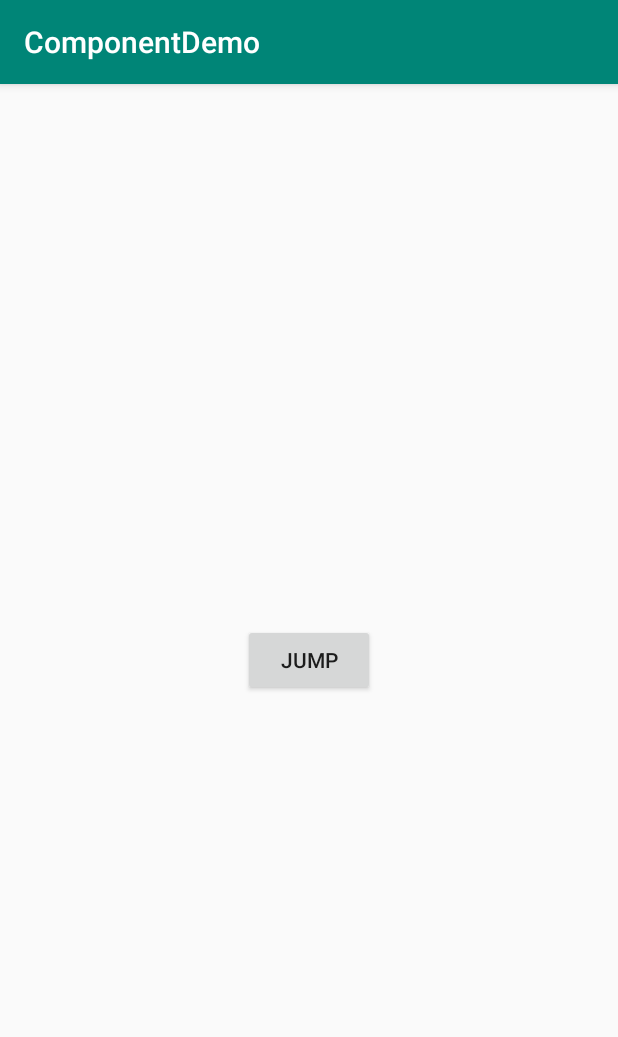
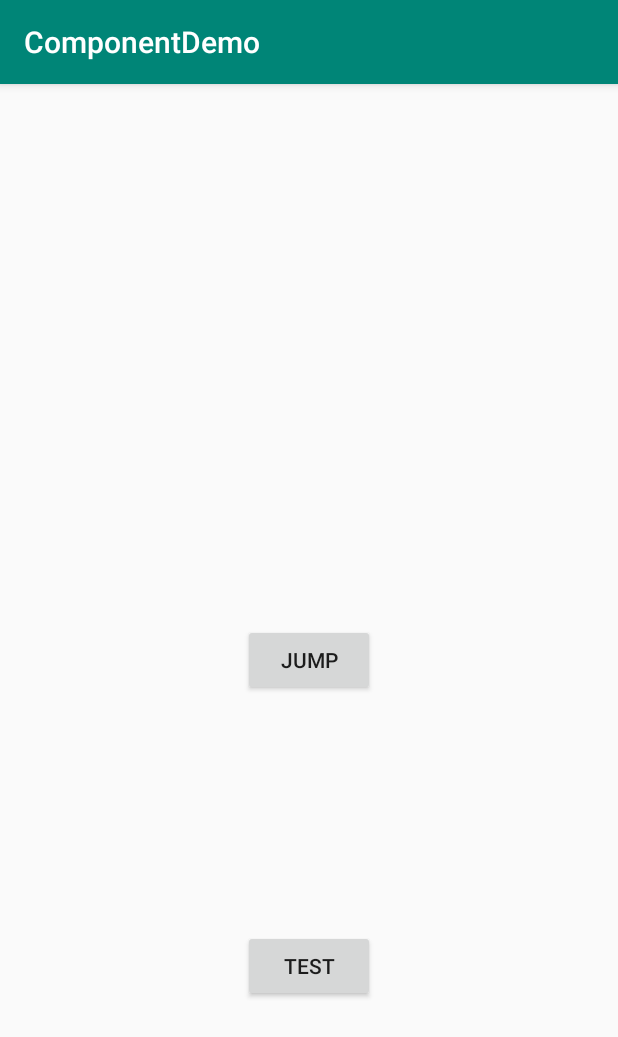
Before and after one commit to cute-scott/componentdemo, an Android app: the screen it shows after launch (AppActivity), on a phone screen of 412 x 824 dp. Shown: the top 1037 px of the screen. Run offline under Robolectric (Android 15) with nearby library versions, the phone set to English and light mode, and no system bars; our stand-ins replace ButterKnife; libraries missing offline, so code that uses them is left out: com.alibaba.android; 1 statement that could not run was skipped.

Commit message:
结合ARrouter的依赖注入实现跨组件通信

```diff
--- a/ComponentDemo/app/src/main/java/com/qinyaoz/componentdemo/AppActivity.java
+++ b/ComponentDemo/app/src/main/java/com/qinyaoz/componentdemo/AppActivity.java
@@ -4,26 +4,35 @@ import android.support.v7.app.AppCompatActivity;
 import android.os.Bundle;
 import android.view.View;
 
+import com.alibaba.android.arouter.facade.annotation.Autowired;
 import com.alibaba.android.arouter.launcher.ARouter;
+import com.qinyaoz.baselib.protocol.provider.IBusinessMainProvider;
+import com.qinyaoz.baselib.protocol.provider.ProviderConstants;
 import com.qinyaoz.baselib.protocol.router.RouterConstants;
 
 import butterknife.ButterKnife;
 import butterknife.OnClick;
 
 public class AppActivity extends AppCompatActivity {
+    @Autowired(name = ProviderConstants.BUSINESS_MAIN)
+    IBusinessMainProvider businessMainProvider;
 
     @Override
     protected void onCreate(Bundle savedInstanceState) {
         super.onCreate(savedInstanceState);
         setContentView(R.layout.app_activity_main);
         ButterKnife.bind(this);
+        ARouter.getInstance().inject(this);
     }
 
-    @OnClick(R.id.app_btn)
+    @OnClick({R.id.app_btn, R.id.app_btn2})
     public void onClick(View view) {
         switch (view.getId()) {
             case R.id.app_btn:
-                ARouter.getInstance().build(RouterConstants.BizMain.main).navigation();
+                ARouter.getInstance().build(RouterConstants.BizMain.MAIN).navigation();
+                break;
+            case R.id.app_btn2:
+                businessMainProvider.test("provider test");
                 break;
         }
     }
--- a/ComponentDemo/app/src/main/res/layout/app_activity_main.xml
+++ b/ComponentDemo/app/src/main/res/layout/app_activity_main.xml
@@ -15,5 +15,14 @@
         app:layout_constraintLeft_toLeftOf="parent"
         app:layout_constraintRight_toRightOf="parent"
         app:layout_constraintTop_toTopOf="parent" />
+    <Button
+        android:id="@+id/app_btn2"
+        android:layout_width="wrap_content"
+        android:layout_height="wrap_content"
+        android:text="Test"
+        app:layout_constraintTop_toBottomOf="@id/app_btn"
+        app:layout_constraintBottom_toBottomOf="parent"
+        app:layout_constraintLeft_toLeftOf="parent"
+        app:layout_constraintRight_toRightOf="parent"/>
 
 </android.support.constraint.ConstraintLayout>
--- /dev/null
+++ b/ComponentDemo/base/baselib/src/main/java/com/qinyaoz/baselib/protocol/provider/IBusinessMainProvider.java
@@ -0,0 +1,11 @@
+package com.qinyaoz.baselib.protocol.provider;
+
+import com.alibaba.android.arouter.facade.template.IProvider;
+
+/**
+ * Created by qinyaoz on 2019/4/25
+ * Describe:
+ **/
+public interface IBusinessMainProvider extends IProvider {
+    void test(String desc);
+}
--- /dev/null
+++ b/ComponentDemo/base/baselib/src/main/java/com/qinyaoz/baselib/protocol/provider/ProviderConstants.java
@@ -0,0 +1,9 @@
+package com.qinyaoz.baselib.protocol.provider;
+
+/**
+ * Created by qinyaoz on 2019/4/25
+ * Describe:服务路由地址
+ **/
+public interface ProviderConstants {
+    String BUSINESS_MAIN = "/business/main/provider";
+}
--- a/ComponentDemo/base/baselib/src/main/java/com/qinyaoz/baselib/protocol/router/RouterConstants.java
+++ b/ComponentDemo/base/baselib/src/main/java/com/qinyaoz/baselib/protocol/router/RouterConstants.java
@@ -6,6 +6,6 @@ package com.qinyaoz.baselib.protocol.router;
  **/
 public interface RouterConstants {
     interface BizMain {
-        String main = "/business/main/main";
+        String MAIN = "/business/MAIN/MAIN";
     }
 }
--- a/ComponentDemo/business/main/src/main/java/com/qinyaoz/main/MainComponentBoot.java
+++ b/ComponentDemo/business/main/src/main/java/com/qinyaoz/main/MainComponentBoot.java
@@ -7,7 +7,7 @@ import com.qinyaoz.baselib.protocol.dispatcher.AbstractComponentBoot;
 public class MainComponentBoot extends AbstractComponentBoot {
     @Override
     public String getName() {
-        return "main";
+        return "MAIN";
     }
 
     @Override
--- a/ComponentDemo/business/main/src/main/java/com/qinyaoz/main/activities/MainActivity.java
+++ b/ComponentDemo/business/main/src/main/java/com/qinyaoz/main/activities/MainActivity.java
@@ -11,7 +11,7 @@ import com.qinyaoz.main.R2;
 
 import butterknife.BindView;
 import butterknife.ButterKnife;
-@Route(path = RouterConstants.BizMain.main)
+@Route(path = RouterConstants.BizMain.MAIN)
 public class MainActivity extends AppCompatActivity {
     @BindView(R2.id.main_textview)
     public TextView textView;
```
Also changed, not shown: ComponentDemo/business/main/src/main/java/com/qinyaoz/main/BusinessMainProviderImpl.java (added, +29 -0 lines), 1 other file.
